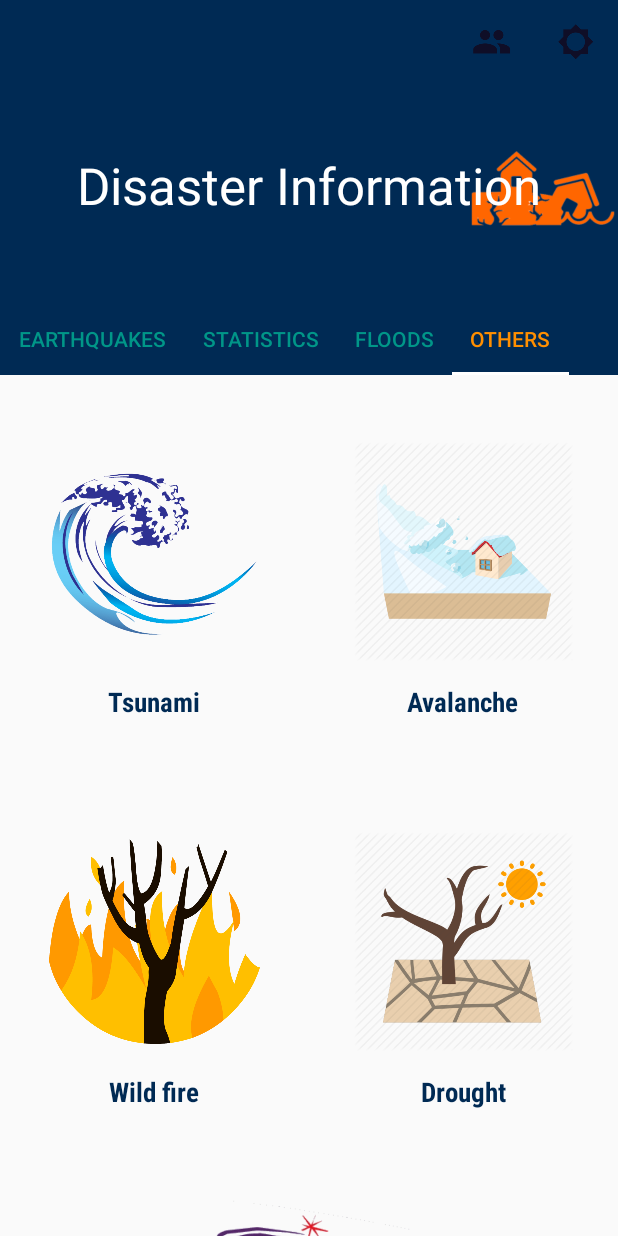
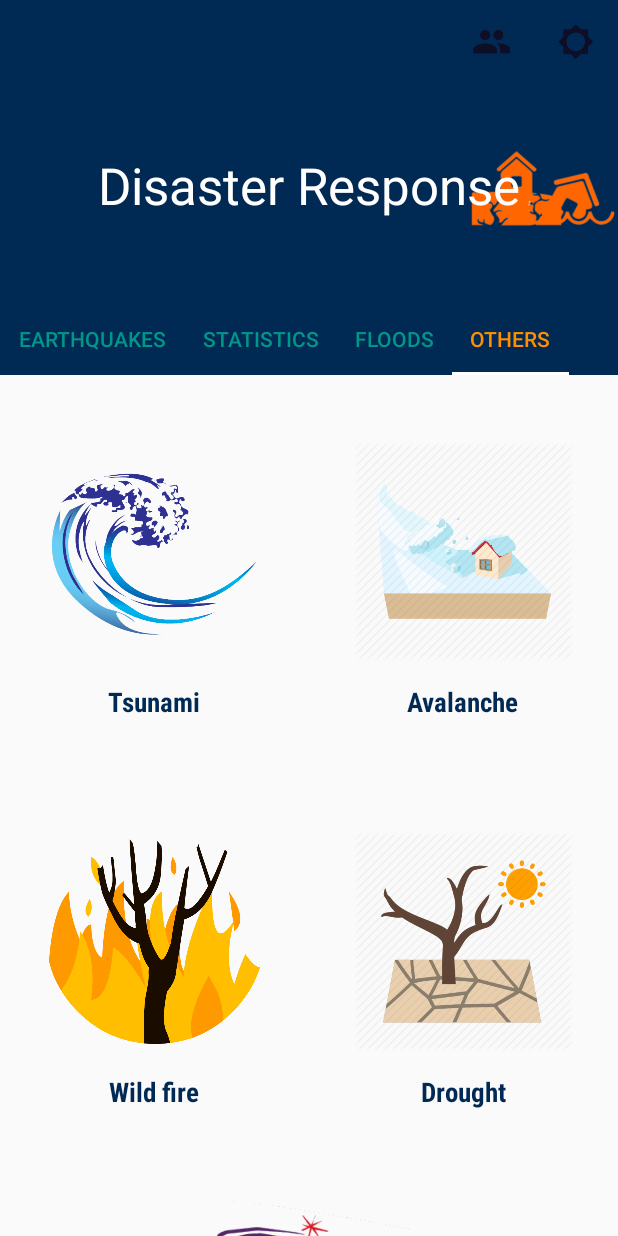
Before and after one commit to Apurba000Biswas/Disaster-Response, an Android app: the screen it shows after launch (MainActivity), tab 4 chosen, on a phone screen of 412 x 824 dp. Run offline under Robolectric (Android 15) with nearby library versions, the phone set to English and light mode, and no system bars; 1 statement that could not run was skipped.

Commit message:
12.1 Updated Name for the App

```diff
--- a/app/src/main/res/values/strings.xml
+++ b/app/src/main/res/values/strings.xml
@@ -3,7 +3,7 @@
 
     <!-- Default text to show with the earthquake location ("Near the Pacific-Antarctic Ridge")
   if no specific kilometer distance from the primary location is given [CHAR LIMIT=30] -->
-    <string name="app_tittle">Disaster Information</string>
+    <string name="app_tittle">Disaster Response</string>
 
     <string name="near_the">Near the</string>
 
```
